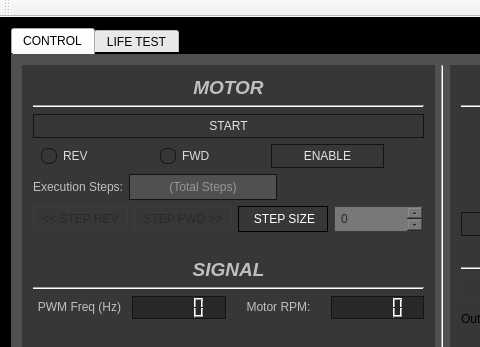
Qt form BASFmainwindow.ui (StoneAgeInc/BASF-Custom) before a commit; both pictures show x 0 to 480 and y 0 to 347 of the 885 by 793 pixel window.
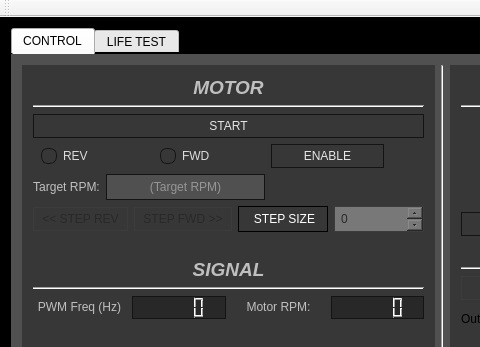
The same form after that commit. The open tabs and pages were chosen to show the change. Icons and pictures are not drawn. Custom widgets are drawn as their Qt base class.

What changed in the file:
```diff
--- a/BASFmainwindow.ui
+++ b/BASFmainwindow.ui
@@ -410,7 +410,7 @@
              <item>
               <widget class="QLabel" name="label_5">
                <property name="text">
-                <string>&lt;html&gt;&lt;head/&gt;&lt;body&gt;&lt;p align=&quot;center&quot;&gt;&lt;span style=&quot; color:#bfbfbf;&quot;&gt;Execution Steps:&lt;/span&gt;&lt;/p&gt;&lt;/body&gt;&lt;/html&gt;</string>
+                <string>&lt;html&gt;&lt;head/&gt;&lt;body&gt;&lt;p align=&quot;center&quot;&gt;&lt;span style=&quot; color:#bfbfbf;&quot;&gt;Target RPM:&lt;/span&gt;&lt;/p&gt;&lt;/body&gt;&lt;/html&gt;</string>
                </property>
               </widget>
              </item>
@@ -444,7 +444,7 @@
                 <set>Qt::AlignCenter</set>
                </property>
                <property name="placeholderText">
-                <string>(Total Steps)</string>
+                <string>(Target RPM)</string>
                </property>
               </widget>
              </item>
```
Left out of the diff: 6 changed lines with no effect on the pictures.
